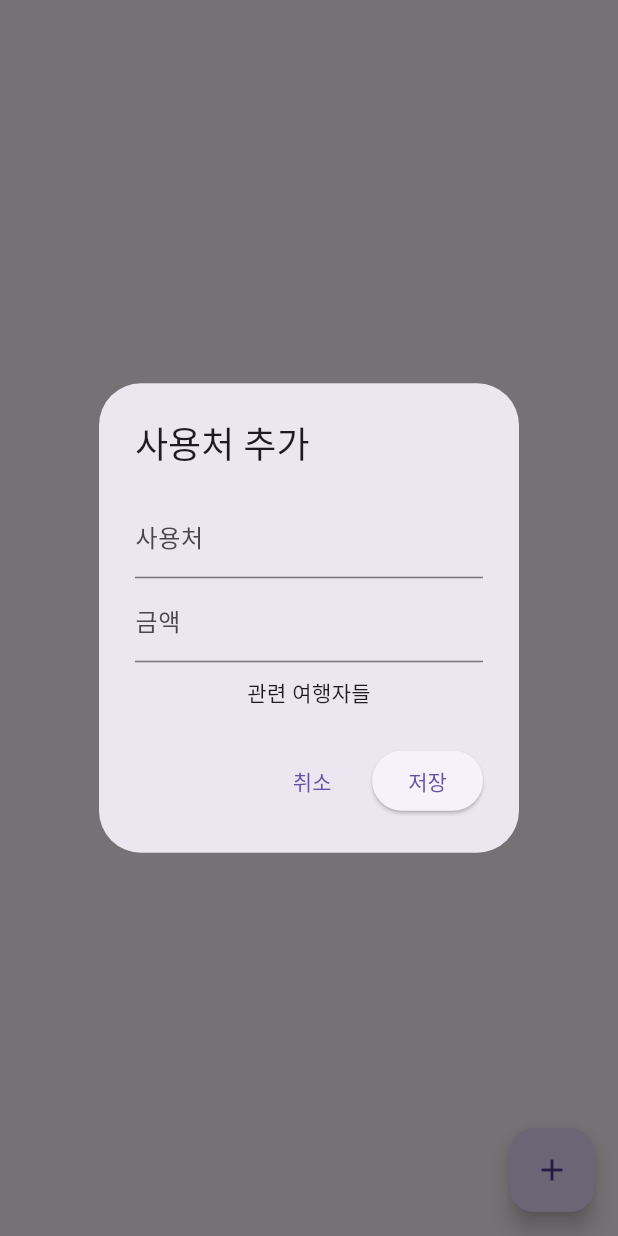
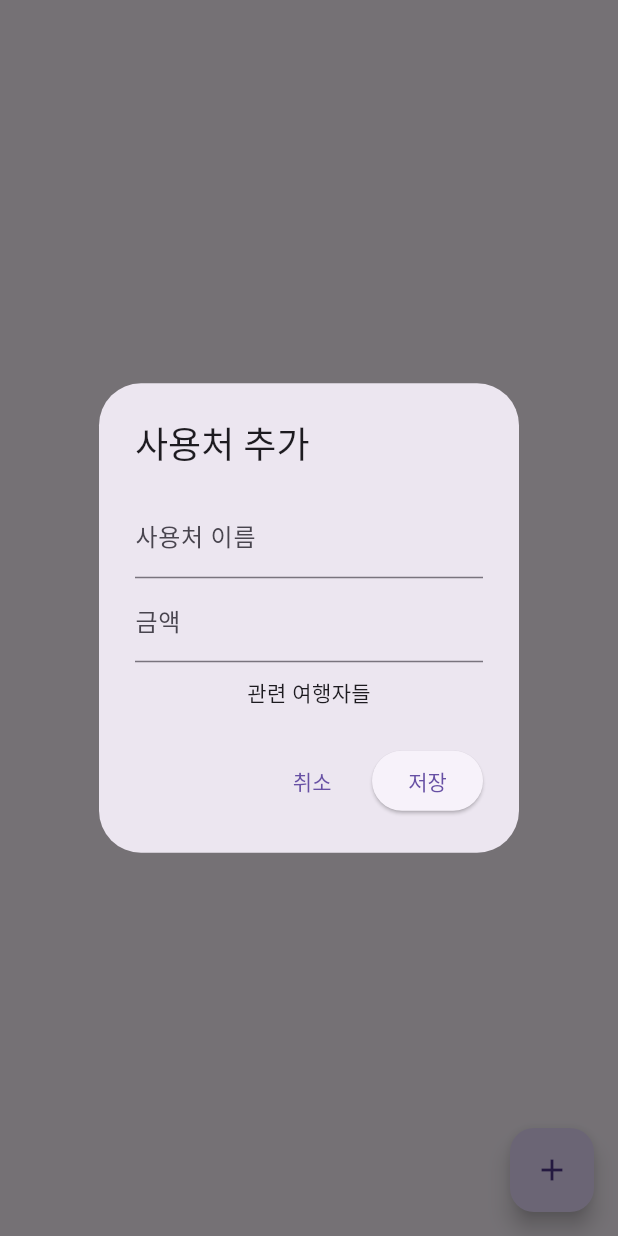
Before and after one commit to Chaebin-Park/BudgetManager, a Flutter app: the DetailOfUsePage screen opened directly with empty values, after a tap on the "add" icon, on a phone screen of 412 x 824 dp. Run offline on Flutter 3.47's test engine with Material 3 defaults, Android fonts, the phone set to English and light mode, and no system bars; our stand-ins replace fl_chart, sqflite; missing offline and left inert: flutter_widgetkit; accounts and stored records are empty.

Commit message:
사용내역 수정 버그 수정

```diff
--- a/lib/expense_dialog.dart
+++ b/lib/expense_dialog.dart
@@ -8,7 +8,7 @@ class ExpenseDialog extends StatefulWidget {
   final Map<String, dynamic>? expense;
   final List<bool>? selectedTravellers;
 
-  const ExpenseDialog({super.key,
+  ExpenseDialog({
     required this.travelId,
     required this.travellerList,
     required this.onSave,
@@ -17,7 +17,7 @@ class ExpenseDialog extends StatefulWidget {
   });
 
   @override
-  State<ExpenseDialog> createState() => _ExpenseDialogState();
+  _ExpenseDialogState createState() => _ExpenseDialogState();
 }
 
 class _ExpenseDialogState extends State<ExpenseDialog> {
@@ -28,12 +28,9 @@ class _ExpenseDialogState extends State<ExpenseDialog> {
   @override
   void initState() {
     super.initState();
-    _nameController =
-        TextEditingController(text: widget.expense?['name'] ?? '');
-    _amountController = TextEditingController(
-        text: widget.expense?['amount']?.toString() ?? '');
-    _selectedTravellers = widget.selectedTravellers ??
-        List<bool>.filled(widget.travellerList.length, false);
+    _nameController = TextEditingController(text: widget.expense?['name'] ?? '');
+    _amountController = TextEditingController(text: widget.expense?['amount']?.toString() ?? '');
+    _selectedTravellers = widget.selectedTravellers ?? List<bool>.filled(widget.travellerList.length, false);
   }
 
   @override
@@ -46,16 +43,16 @@ class _ExpenseDialogState extends State<ExpenseDialog> {
           children: [
             TextField(
               controller: _nameController,
-              decoration: const InputDecoration(labelText: '사용처'),
+              decoration: InputDecoration(labelText: '사용처 이름'),
             ),
             TextField(
               controller: _amountController,
-              decoration: const InputDecoration(labelText: '금액'),
+              decoration: InputDecoration(labelText: '금액'),
               keyboardType: TextInputType.number,
               inputFormatters: [FilteringTextInputFormatter.digitsOnly],
             ),
-            const SizedBox(height: 10),
-            const Text('관련 여행자들'),
+            SizedBox(height: 10),
+            Text('관련 여행자들'),
             ...widget.travellerList.asMap().entries.map((entry) {
               int index = entry.key;
               var traveller = entry.value;
@@ -75,11 +72,12 @@ class _ExpenseDialogState extends State<ExpenseDialog> {
       actions: [
         TextButton(
           onPressed: () => Navigator.of(context).pop(),
-          child: const Text('취소'),
+          child: Text('취소'),
         ),
         ElevatedButton(
           onPressed: () {
             Map<String, dynamic> expenseData = {
+              'id': widget.expense?['id'],
               'travel_id': widget.travelId,
               'name': _nameController.text,
               'amount': int.tryParse(_amountController.text) ?? 0,
@@ -87,7 +85,7 @@ class _ExpenseDialogState extends State<ExpenseDialog> {
             widget.onSave(expenseData, _selectedTravellers);
             Navigator.of(context).pop();
           },
-          child: const Text('저장'),
+          child: Text('저장'),
         ),
       ],
     );
```
Also changed, not shown: lib/detail_of_use_page.dart (+38 -93 lines), lib/travel_database.dart (+20 -5 lines).
